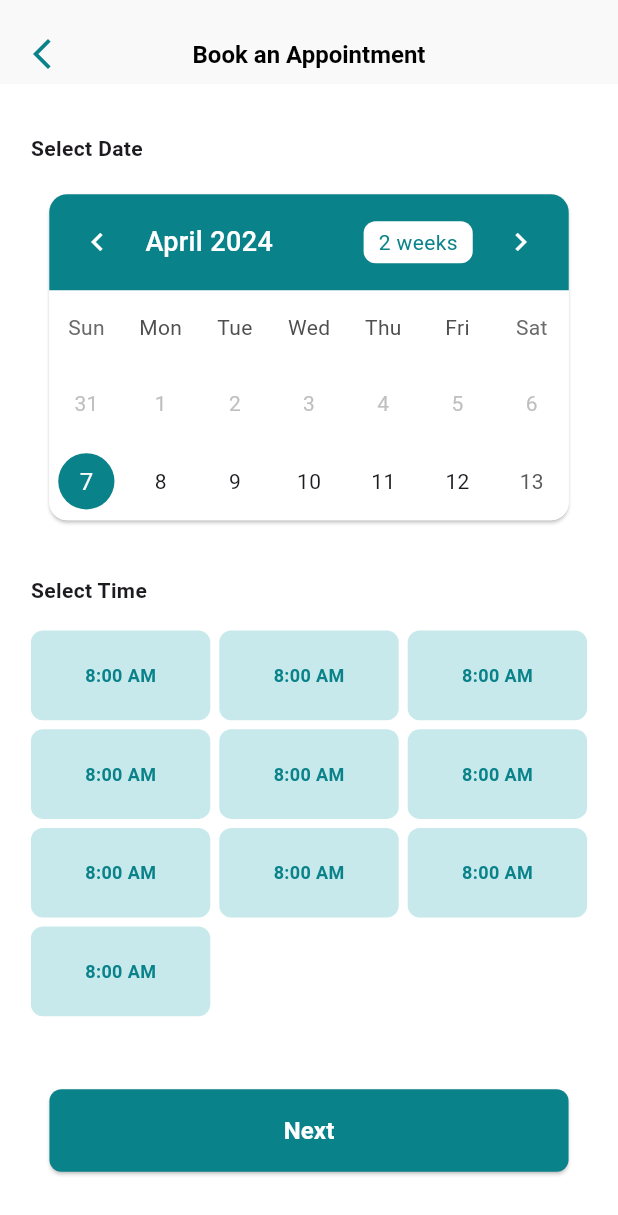
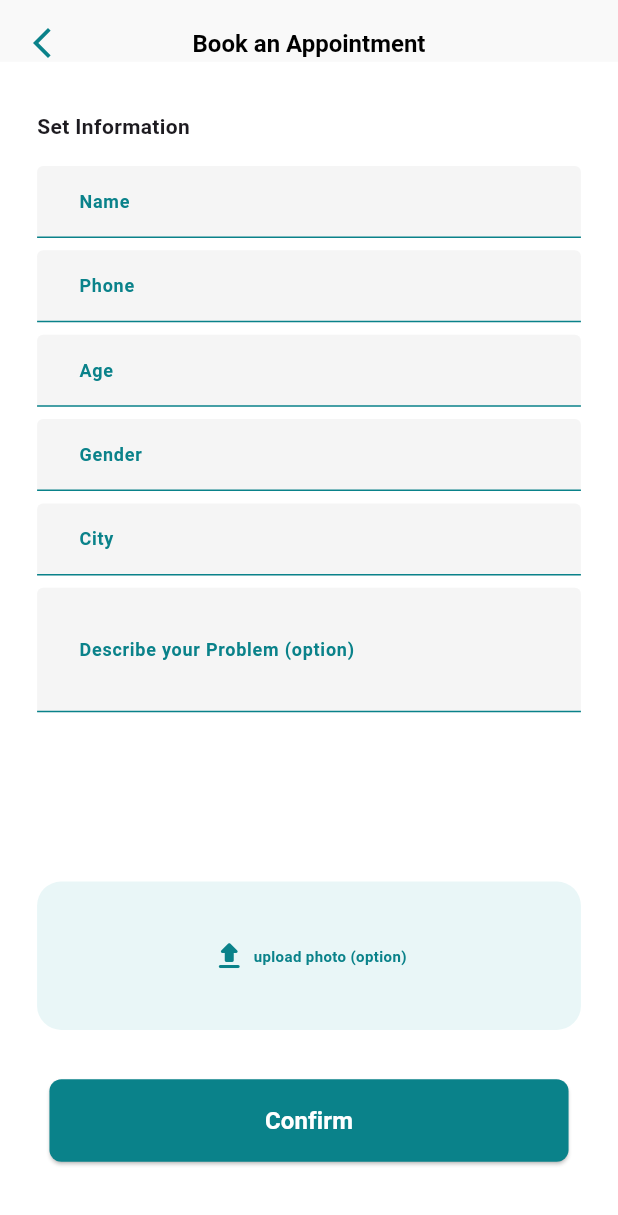
Before and after one commit to Ashraf2500/health_care, a Flutter app: the BookAppointmentTime screen opened directly, after a tap on "Next", on a phone screen of 412 x 824 dp. Shown: the top 1215 px of the screen. Run offline on Flutter 3.47's test engine with Material 3 defaults, Android fonts, the phone set to English and light mode, and no system bars; drawn by our look-alikes of table_calendar; our stand-ins replace animated_text_kit, bloc, device_preview, flutter_bloc, flutter_rating_bar, flutter_svg and 5 more; missing offline and left inert: dart:ffi.

Commit message:
create Book Appointment Info (UI) screen for patient user type

```diff
--- a/lib/core/constants/image_helper.dart
+++ b/lib/core/constants/image_helper.dart
@@ -57,6 +57,10 @@ class ImageHelper {
   static const calenderIcon  = "$_Icon/calender_icon.png";
 
 
+  //-------------------------------------------------------------------
+
+  static const chest_image  = "assets/images/png_images/chest.jpg";
+  //-------------------------------------------------------------------
 
   static const doctor_1  = "$_doctors/doctor_1.png";
   static const doctor_2  = "$_doctors/doctor_2.png";
--- a/lib/core/constants/routing_helper.dart
+++ b/lib/core/constants/routing_helper.dart
@@ -54,7 +54,7 @@ class RoutingHelper {
         return _PageRouting.page(settings, BookAppointmentTime());
 
       case StringsRouting.bookAppointmentInfo:
-        return _PageRouting.page(settings, OnboardingView());
+        return _PageRouting.page(settings, BookAppointmentInfo());
 
       case StringsRouting.profileGeneralInfo:
         return _PageRouting.page(settings, CustomGeneralInfo());
@@ -125,5 +125,8 @@ class RoutingHelper {
   static void navToBookAppointmentTime(BuildContext context) {
     Navigator.pushNamed(context, StringsRouting.bookAppointmentTime);
   }
+  static void navToBookAppointmentInfo(BuildContext context) {
+    Navigator.pushNamed(context, StringsRouting.bookAppointmentInfo);
+  }
 
 }
--- a/lib/core/utils/custom_textFormField.dart
+++ b/lib/core/utils/custom_textFormField.dart
@@ -7,8 +7,10 @@ import '../../features/features_exports.dart';
 class CustomTextFormField extends StatelessWidget {
    CustomTextFormField({
     Key? key,
-     required this.hintText,
+     this.hintText,
      this.hintStyle,
+     this.labelText,
+     this.labelStyle,
      this.textStyle,
      this.heightFilled,
      this.widthFilled,
@@ -28,17 +30,21 @@ class CustomTextFormField extends StatelessWidget {
      this.controller,
      this.validation,
      this.maxLength,
+     this.maxLines,
      this.inputFormatters,
      this.marginHorizontalSides,
      this.marginVerticalSides,
      this.marginAllSides,
      this.onSubmitted,
 
+
   }) : super(key: key);
 
-  final String hintText ;
-  final TextStyle? hintStyle ;
-  final TextStyle? textStyle ;
+   final String? hintText ;
+   final TextStyle? hintStyle ;
+   final String? labelText ;
+   final TextStyle? labelStyle ;
+   final TextStyle? textStyle ;
    final Color? borderColor ;
    final Color? focusBorderColor ;
    final bool? enableFilled ;
@@ -55,6 +61,7 @@ class CustomTextFormField extends StatelessWidget {
    final double? heightFilled ;
    final double? widthFilled;
    final int? maxLength;
+   final int? maxLines;
    final TextEditingController? controller;
    final List<TextInputFormatter>? inputFormatters;
    final double? marginAllSides ;
@@ -77,6 +84,8 @@ class CustomTextFormField extends StatelessWidget {
         decoration: InputDecoration(
           hintText: hintText,
           hintStyle: hintStyle,
+          labelText:labelText,
+          labelStyle: labelStyle??TextStyleHelper.style12B.copyWith(color:ColorHelper.mainColor),
           filled: enableFilled ?? true,
           fillColor:backgroundFilled?? Color(0x0A000000),
           prefixIcon: Padding(
@@ -125,6 +134,7 @@ class CustomTextFormField extends StatelessWidget {
         autofocus:autofocus ?? false,
         inputFormatters: inputFormatters,
         maxLength: maxLength,
+        maxLines: maxLines??1,
 
       ),
     );
--- a/lib/features/doctor_info/presentation/view/doctor_info_view.dart
+++ b/lib/features/doctor_info/presentation/view/doctor_info_view.dart
@@ -8,6 +8,7 @@ class DoctorInfoView extends StatelessWidget {
   @override
   Widget build(BuildContext context) {
     return Scaffold(
+      resizeToAvoidBottomInset: false,
       appBar: CustomBackAppBar(context: context,title: "Doctor Details",),
       body: DoctorInfoBody(),
     );
--- a/lib/features/main_screen/pages/home/data/repo/list_of_departments.dart
+++ b/lib/features/main_screen/pages/home/data/repo/list_of_departments.dart
@@ -18,5 +18,12 @@ class ListOfDepartments {
     DepartmentModel(
       image: ImageHelper.bones_department,
     ),
+    DepartmentModel(
+      image: ImageHelper.heart_department,
+    ),
+
+    DepartmentModel(
+      image: ImageHelper.bones_department,
+    ),
   ];
 }
--- /dev/null
+++ b/lib/features/main_screen/pages/home/presentation/view/widgets/book_appointment_info.dart
@@ -0,0 +1,154 @@
+import 'package:flutter/material.dart';
+import 'package:health_care/features/features_exports.dart';
+
+class BookAppointmentInfo extends StatelessWidget {
+  const BookAppointmentInfo({Key? key}) : super(key: key);
+
+  @override
+  Widget build(BuildContext context) {
+    return Scaffold(
+      //resizeToAvoidBottomInset: false,
+      appBar: CustomBackAppBar(
+        context: context,
+        title: "Book an Appointment",
+      ),
+      body: SingleChildScrollView(
+        child: Container(
+          height:   FixedVariables.heightScreenQuery(context)*0.91,
+          padding:  EdgeInsets.symmetric(horizontal: FixedVariables.widthScreenQuery(context)*0.06),
+          child: Column(
+            crossAxisAlignment: CrossAxisAlignment.start,
+            children: [
+              SizedBox(
+                height: FixedVariables.heightScreenQuery(context) * 0.04,
+              ),
+              Text(
+                "Set Information",
+                style: TextStyleHelper.style14B,
+              ),
+              SizedBox(
+                height: FixedVariables.heightScreenQuery(context) * 0.02,
+              ),
+              CustomTextFormField(
+                labelText: "Name",
+                enableBorder: false,
+                textStyle: TextStyleHelper.style12B,
+                heightFilled: FixedVariables.heightScreenQuery(context)*0.1,
+              ),
+              SizedBox(
+                height: FixedVariables.heightScreenQuery(context)*0.01,
+              ),
+              CustomTextFormField(
+                labelText: "Phone",
+                enableBorder: false,
+                textStyle: TextStyleHelper.style12R,
+                heightFilled: FixedVariables.heightScreenQuery(context)*0.1,
+              ),
+              SizedBox(
+                height: FixedVariables.heightScreenQuery(context)*0.01,
+              ),
+              CustomTextFormField(
+                labelText: "Age",
+                enableBorder: false,
+                textStyle: TextStyleHelper.style12R,
+                heightFilled: FixedVariables.heightScreenQuery(context)*0.1,
+              ),
+              SizedBox(
+                height: FixedVariables.heightScreenQuery(context)*0.01,
+              ),
+              CustomTextFormField(
+                labelText: "Gender",
+                enableBorder: false,
+                textStyle: TextStyleHelper.style12R,
+                heightFilled: FixedVariables.heightScreenQuery(context)*0.1,
+              ),
+              SizedBox(
+                height: FixedVariables.heightScreenQuery(context)*0.01,
+              ),
+              CustomTextFormField(
+                labelText: "City",
+                enableBorder: false,
+                textStyle: TextStyleHelper.style12R,
+                heightFilled: FixedVariables.heightScreenQuery(context)*0.1,
+              ),
+              SizedBox(
+                height: FixedVariables.heightScreenQuery(context)*0.01,
+              ),
+              CustomTextFormField(
+                labelText: "Describe your Problem (option)",
+                enableBorder: false,
+                textStyle: TextStyleHelper.style12R,
+                heightFilled: FixedVariables.heightScreenQuery(context)*0.14,
+                maxLines: 3,
+              ),
+              Spacer(),
+              Container(
+                height: FixedVariables.heightScreenQuery(context)*0.12,
+                width: FixedVariables.widthScreenQuery(context),
+               // width: FixedVariables.widthScreenQuery(context)*0.35,
+                //margin: EdgeInsets.symmetric(horizontal: FixedVariables.widthScreenQuery(context)*0.03,),
+                decoration: BoxDecoration(
+                  color: ColorHelper.mainShadow.withOpacity(0.4),
+                  borderRadius: BorderRadius.circular(FixedVariables.radius16),
+                ),
+                child: Center(
+                  child: Row(
+                    mainAxisAlignment: MainAxisAlignment.center,
+                    children: [
+                      Icon(Icons.upload_rounded,color: ColorHelper.mainColor,),
+                      SizedBox(
+                        width: FixedVariables.widthScreenQuery(context)*0.01,
+                      ),
+                      Text(
+                        "upload photo (option)",
+                        style: TextStyleHelper.style10B.copyWith(color: ColorHelper.mainColor),
+                      ),
+                    ],
+                  ),
+                ),
+              ),
+
+              // Container(
+              //   height: 120,
+              //   child: ListView.builder(
+              //     itemCount: 3,
+              //     scrollDirection: Axis.horizontal,
+              //     itemBuilder: (context,index){
+              //         return Container(
+              //           width:FixedVariables.widthScreenQuery(context)*0.35,
+              //           margin: EdgeInsets.symmetric(horizontal: FixedVariables.heightScreenQuery(context)*0.002),
+              //           decoration: BoxDecoration(
+              //             color: Colors.yellow,
+              //             borderRadius: BorderRadius.circular(FixedVariables.radius8),
+              //             image: DecorationImage(
+              //               image: AssetImage(ImageHelper.chest_image),
+              //               fit: BoxFit.fill
+              //             ),
+              //           ),
+              //           //child: Image.asset(ImageHelper.chest_image),
+              //         );
+              //       }
+              //   ),
+              // ),
+
+              Padding(
+                padding:  EdgeInsets.only(
+                  left: FixedVariables.widthScreenQuery(context)*0.02,
+                  right: FixedVariables.widthScreenQuery(context)*0.02,
+                  top: FixedVariables.heightScreenQuery(context) * 0.04,
+                  bottom: FixedVariables.heightScreenQuery(context) * 0.02,
+                ),
+                child: CustomButton(
+                  onPressed: (){
+                    RoutingHelper.navToBookAppointmentInfo(context);
+                  },
+                  text: "Confirm",
+                ),
+              ),
+            ],
+          ),
+        ),
+      ),
+    );
+  }
+}
--- a/lib/features/main_screen/pages/home/presentation/view/widgets/book_appointment_time.dart
+++ b/lib/features/main_screen/pages/home/presentation/view/widgets/book_appointment_time.dart
@@ -7,17 +7,13 @@ class BookAppointmentTime extends StatelessWidget {
   @override
   Widget build(BuildContext context) {
     return Scaffold(
-      body: Container(
-        height: FixedVariables.heightScreenQuery(context),
-        child: Column(
-          crossAxisAlignment: CrossAxisAlignment.start,
-          children: [
-            CustomBackAppBar(
+      resizeToAvoidBottomInset: false,
+      appBar: CustomBackAppBar(
         context: context,
         title: "Book an Appointment",
       ),
-            Container(
-              height: FixedVariables.heightScreenQuery(context)*0.88,
+      body: Container(
+        height: FixedVariables.heightScreenQuery(context),
         padding: EdgeInsets.symmetric(horizontal: FixedVariables.horizontalPaddingScreen(context)),
         child: Column(
           crossAxisAlignment: CrossAxisAlignment.start,
@@ -39,7 +35,7 @@ class BookAppointmentTime extends StatelessWidget {
             ),
 
             SizedBox(
-                    height: FixedVariables.heightScreenQuery(context) * 0.04,
+              height: FixedVariables.heightScreenQuery(context) * 0.03,
             ),
 
             Text(
@@ -53,7 +49,7 @@ class BookAppointmentTime extends StatelessWidget {
                 child: Container(
                   width: FixedVariables.widthScreenQuery(context),
                   child: GridView.builder(
-                         itemCount: 10,
+                   itemCount: 6,
                     padding: EdgeInsets.all(0),
                     gridDelegate: SliverGridDelegateWithMaxCrossAxisExtent(
                       maxCrossAxisExtent: FixedVariables.widthScreenQuery(context)*0.29,
@@ -71,7 +67,7 @@ class BookAppointmentTime extends StatelessWidget {
                           ),
                         ),
                         decoration: BoxDecoration(
-                                color: ColorHelper.mainShadow,
+                          color: ColorHelper.mainShadow.withOpacity(0.5),
                           borderRadius: BorderRadius.circular(FixedVariables.radius8)
                         ),
 
@@ -80,24 +76,25 @@ class BookAppointmentTime extends StatelessWidget {
                 ),
                 ),
               ),
-                  SizedBox(
-                    height: FixedVariables.heightScreenQuery(context) * 0.005,
-                  ),
+
             Padding(
-                    padding:  EdgeInsets.symmetric(
-                      horizontal: FixedVariables.widthScreenQuery(context)*0.03,
+              padding:  EdgeInsets.only(
+                left: FixedVariables.widthScreenQuery(context)*0.03,
+                right: FixedVariables.widthScreenQuery(context)*0.03,
+                top: FixedVariables.heightScreenQuery(context) * 0.005,
+                bottom: FixedVariables.heightScreenQuery(context) * 0.02,
               ),
               child: CustomButton(
-                        onPressed: (){},
+                  onPressed: (){
+                    RoutingHelper.navToBookAppointmentInfo(context);
+                  },
                   text: "Next",
               ),
             ),
 
 
 
-                ],
-              ),
-            ),
+
           ],
         ),
       ),
--- a/lib/features/main_screen/pages/home/presentation/view/widgets/custom_calendar_date.dart
+++ b/lib/features/main_screen/pages/home/presentation/view/widgets/custom_calendar_date.dart
@@ -12,13 +12,14 @@ class _CustomCalendarDateState extends State<CustomCalendarDate> {
 
   DateTime _selectedDay = DateTime.now();
   DateTime _focusedDay = DateTime.now();
-  CalendarFormat _calendarFormat = CalendarFormat.twoWeeks;
+  CalendarFormat _calendarFormat = CalendarFormat.month;
 
   @override
   Widget build(BuildContext context) {
     return Card(
       child: Container(
         decoration: BoxDecoration(
+          //color: Color(0x0A000000),
           color: ColorHelper.whiteColor,
           // border: Border.all(color: ColorHelper.blackColor.withOpacity(0.2)),
           borderRadius: BorderRadius.circular(FixedVariables.radius12),
--- a/lib/features/main_screen/pages/home/presentation/view/widgets/custom_doctors_departments.dart
+++ b/lib/features/main_screen/pages/home/presentation/view/widgets/custom_doctors_departments.dart
@@ -7,18 +7,15 @@ class CustomDoctorsDepartments extends StatelessWidget {
   @override
   Widget build(BuildContext context) {
     return Scaffold(
-      backgroundColor: ColorHelper.backWhiteColor,
-      body: Container(
-        height: FixedVariables.heightScreenQuery(context),
-        child: Column(
-          crossAxisAlignment: CrossAxisAlignment.start,
-          children: [
-            CustomBackAppBar(
+      resizeToAvoidBottomInset: false,
+      appBar: CustomBackAppBar(
         context: context,
         backgroundColor: ColorHelper.backWhiteColor,
         title: "Doctors",
       ),
-            Padding(
+      backgroundColor: ColorHelper.backWhiteColor,
+      body: Container(
+        height: FixedVariables.heightScreenQuery(context),
         padding: EdgeInsets.only(left: FixedVariables.horizontalPaddingScreen(context)),
         child: Column(
           crossAxisAlignment: CrossAxisAlignment.start,
@@ -28,20 +25,20 @@ class CustomDoctorsDepartments extends StatelessWidget {
             ),
             Text(
               "Departments",
-                    style: TextStyleHelper.style16B,
+              style: TextStyleHelper.style14B,
             ),
             SizedBox(
               height: FixedVariables.heightScreenQuery(context)*0.015,
             ),
             SizedBox(
-                    height: FixedVariables.heightScreenQuery(context)*0.1,
+              height: FixedVariables.heightScreenQuery(context)*0.095,
               child: ListView.builder(
                 itemCount: ListOfDepartments.listOfDoctorsDepartments.length,
                 scrollDirection: Axis.horizontal,
                 itemBuilder: (context,index) {
                   return Container(
                     width: FixedVariables.widthScreenQuery(context)*0.2,
-                          margin: EdgeInsets.only(right:FixedVariables.widthScreenQuery(context)*0.03),
+                    margin: EdgeInsets.only(right:FixedVariables.widthScreenQuery(context)*0.02),
                     decoration: BoxDecoration(
                       color: (index==0)?ColorHelper.mainColor:ColorHelper.mainShadow,
                       borderRadius: BorderRadius.circular(FixedVariables.radius16),
@@ -50,11 +47,11 @@ class CustomDoctorsDepartments extends StatelessWidget {
                       child: (index==0)?
                           Text(
                             "All",
-                                  style: TextStyleHelper.style20B.copyWith(color: ColorHelper.whiteColor),
+                            style: TextStyleHelper.style18B.copyWith(color: ColorHelper.whiteColor),
                           )
                           :SvgPicture.asset(
                               ListOfDepartments.listOfDoctorsDepartments[index].image,
-                                    height: FixedVariables.heightScreenQuery(context)*0.06,
+                              height: FixedVariables.heightScreenQuery(context)*0.05,
                       ),
                     ),
                   );
@@ -65,14 +62,14 @@ class CustomDoctorsDepartments extends StatelessWidget {
               height: FixedVariables.heightScreenQuery(context)*0.02,
             ),
             Text(
-                    "All Doctors",
-                    style: TextStyleHelper.style16B,
+              "Doctors",
+              style: TextStyleHelper.style14B,
             ),
             SizedBox(
               height: FixedVariables.heightScreenQuery(context)*0.015,
             ),
             Container(
-                    height: FixedVariables.heightScreenQuery(context)*0.62,
+              height: FixedVariables.heightScreenQuery(context)*0.64,
               padding: EdgeInsets.only(right: FixedVariables.horizontalPaddingScreen(context)),
               child: ListView.builder(
                 physics: BouncingScrollPhysics(),
@@ -89,9 +86,6 @@ class CustomDoctorsDepartments extends StatelessWidget {
           ],
         ),
       ),
-          ],
-        ),
-      ),
     );
   }
 }
--- a/lib/features/main_screen/pages/home/presentation/view/widgets/home_widgets_exports.dart
+++ b/lib/features/main_screen/pages/home/presentation/view/widgets/home_widgets_exports.dart
@@ -8,3 +8,4 @@ export 'custom_doctors_departments.dart';
 export 'custom_doctor_department_item.dart';
 export 'book_appointment_time.dart';
 export 'custom_calendar_date.dart';
+export 'book_appointment_info.dart';
```
Also changed, not shown: assets/images/png_images/chest.jpg (added). Lines whose indentation alone changed are shown as unchanged.
